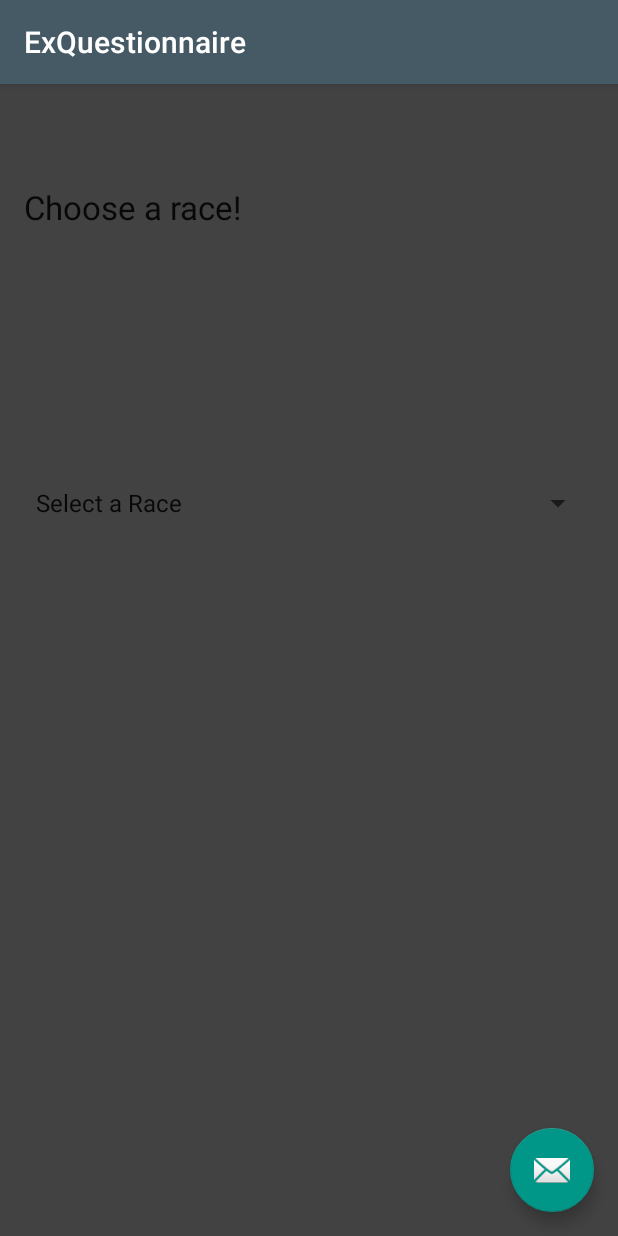
After one commit to CS115CharacterBuilder/builder, an Android app: the ExQuestionnaire screen opened directly, with no data from a screen before it, on a phone screen of 412 x 824 dp. The commit adds this screen. Run offline under Robolectric (Android 15) with nearby library versions, the phone set to English and light mode, and no system bars.

Commit message:
ex questionnaire works
As far as I know, the questionnaire builds a character and then stops.

```diff
--- a/CharacterBuilder/app/src/main/AndroidManifest.xml
+++ b/CharacterBuilder/app/src/main/AndroidManifest.xml
@@ -60,6 +60,11 @@
             android:label="@string/title_activity_noob_questionnaire"
             android:theme="@style/AppTheme.NoActionBar" >
         </activity>
+        <activity
+            android:name=".ExQuestionnaire"
+            android:label="@string/title_activity_ex_questionnaire"
+            android:theme="@style/AppTheme.NoActionBar" >
+        </activity>
     </application>
 
 </manifest>
--- a/CharacterBuilder/app/src/main/java/lfg/characterbuilder/DiceRollerMenu.java
+++ b/CharacterBuilder/app/src/main/java/lfg/characterbuilder/DiceRollerMenu.java
@@ -37,6 +37,7 @@ public class DiceRollerMenu extends AppCompatActivity implements AdapterView.OnI
         Spinner spinner;
         spinner = (Spinner) findViewById(R.id.diceModeSpinner);
         //creating an adapter
+        //this chooses what choices are available
         ArrayAdapter adapter =  ArrayAdapter.createFromResource(this, R.array.diceModes,
                 android.R.layout.simple_spinner_item);
         spinner.setAdapter(adapter);
--- /dev/null
+++ b/CharacterBuilder/app/src/main/java/lfg/characterbuilder/ExQuestionnaire.java
@@ -0,0 +1,182 @@
+package lfg.characterbuilder;
+
+import android.os.Bundle;
+import android.support.design.widget.FloatingActionButton;
+import android.support.design.widget.Snackbar;
+import android.support.v7.app.AppCompatActivity;
+import android.support.v7.widget.Toolbar;
+import android.view.View;
+import android.widget.AdapterView;
+import android.widget.ArrayAdapter;
+import android.widget.Spinner;
+import android.widget.TextView;
+import android.widget.Toast;
+
+import org.w3c.dom.Text;
+
+public class ExQuestionnaire extends AppCompatActivity implements AdapterView.OnItemSelectedListener {
+
+    private int questionNumber;
+    private int numberOfQuestions = 4;
+    private int check;
+    private Boolean answeringQuestions;
+    private String questionType = "";
+    private Homunculus characterTransit = new Homunculus();
+    @Override
+    protected void onCreate(Bundle savedInstanceState) {
+        super.onCreate(savedInstanceState);
+        setContentView(R.layout.activity_ex_questionnaire);
+        Toolbar toolbar = (Toolbar) findViewById(R.id.toolbar);
+        setSupportActionBar(toolbar);
+
+        questionNumber = 0;
+        answeringQuestions = true;
+        check = 0;
+
+        TextView exQuestion = (TextView)findViewById(R.id.mainQuestionEx);
+        Spinner experiencedSpinner = (Spinner)findViewById(R.id.exSpinner);
+
+        ArrayAdapter<CharSequence> raceAdapter = ArrayAdapter.createFromResource(this,R.array.raceSpinner,
+                android.R.layout.simple_spinner_item);
+
+        ArrayAdapter<CharSequence> classAdapter = ArrayAdapter.createFromResource(this,R.array.classSpinner,
+                android.R.layout.simple_spinner_item);
+
+        ArrayAdapter<CharSequence> backgroundAdapter = ArrayAdapter.createFromResource(this,R.array.backgroundSpinner,
+                android.R.layout.simple_spinner_item);
+
+
+        //SETTING AN ADAPTER CHOOSES THE VIEWS THAT POPULATE THE SPINNER.
+        experiencedSpinner.setAdapter(raceAdapter);
+        //experiencedSpinner.setAdapter(classAdapter);
+        //experiencedSpinner.setAdapter(backgroundAdapter);
+        experiencedSpinner.setOnItemSelectedListener(this);
+
+
+        //TextView exChoiceOne = (TextView)findViewById(R.id.choiceOneEx);
+        //TextView exChoiceTwo = (TextView)findViewById(R.id.choiceTwoEx);
+        //TextView exChoiceThree = (TextView)findViewById(R.id.choiceThreeEx);
+        //TextView exChoiceFour = (TextView)findViewById(R.id.choiceFourEx);
+        Questionnaire xQuestionnaire = new Questionnaire();
+        exQuestion.setText(R.string.exQuestionOne);
+
+
+
+        FloatingActionButton fab = (FloatingActionButton) findViewById(R.id.fab);
+        fab.setOnClickListener(new View.OnClickListener() {
+            @Override
+            public void onClick(View view) {
+                Snackbar.make(view, "Replace with your own action", Snackbar.LENGTH_LONG)
+                        .setAction("Action", null).show();
+            }
+        });
+    }
+
+    public void onItemSelected(AdapterView<?> parent, View view,
+                               int pos, long id) {
+        //String click = experiencedSpinner.getSelectedItem().toString(); selects the object that was clicked
+        //questionNumber++;
+        check = check + 1;
+        if(check > 1 && pos != 0) {
+            questionNumber++;
+            Spinner questionSpinner = (Spinner) findViewById(R.id.exSpinner);
+            String attri = questionSpinner.getSelectedItem().toString();
+            TextView mainQuestion = (TextView) findViewById(R.id.mainQuestionEx);
+            displayQuestion(mainQuestion, questionSpinner, questionNumber, attri);
+            //questionNumber++;
+            Toast.makeText(ExQuestionnaire.this, attri, Toast.LENGTH_SHORT).show();
+            determineAttributeToAdd(characterTransit, attri, questionType);
+        }
+    }
+
+    public void onNothingSelected(AdapterView<?> parent) {
+        // Another interface callback
+    }
+    //figures out the correct adapter to use base on class chosen
+    private ArrayAdapter<CharSequence> determineSubraceSpinner(String race){
+        ArrayAdapter<CharSequence> subraceSpinner;
+        if(race.equals("Dwarf")){
+            subraceSpinner = ArrayAdapter.createFromResource(this,R.array.subDwarfSpinner,
+                    android.R.layout.simple_spinner_item);
+        }
+        else if(race.equals("Elf")){
+            subraceSpinner = ArrayAdapter.createFromResource(this,R.array.subElfSpinner,
+                    android.R.layout.simple_spinner_item);
+        }
+        else if(race.equals("Halfling")){
+            subraceSpinner = ArrayAdapter.createFromResource(this,R.array.subHalflingSpinner,
+                    android.R.layout.simple_spinner_item);
+        }
+        else if(race.equals("Dragonborn")){
+            subraceSpinner = ArrayAdapter.createFromResource(this,R.array.subDragonbornSpinner,
+                    android.R.layout.simple_spinner_item);
+        }
+        else{ //Gnomes
+            subraceSpinner = ArrayAdapter.createFromResource(this,R.array.subGnomeSpinner,
+                    android.R.layout.simple_spinner_item);
+        }
+        return subraceSpinner;
+    }
+
+    //give a string and a Homunculus and it will set the proper string.
+    private void determineAttributeToAdd(Homunculus hom, String attribute, String type){
+        if(type.equals("Race")) {
+            hom.setRace(attribute);
+        }
+        else if(type.equals("SubRace")){
+            hom.setSubrace(attribute);
+        }
+        else if(type.equals("Class")){
+            hom.sethClass(attribute);
+        }
+        else if(type.equals("Background")){
+            hom.setBackGround(attribute);
+        }
+    }
+
+    //handles changing adapter when you move back and forth in the questionnaire, also questionType
+    // is used to manipulate the determineAttributeToAdd class.
+    private void displayQuestion(TextView _question, Spinner spinner, /*ArrayAdapter<CharSequence> adapter,*/ int qNumber, String bonusString){
+        ArrayAdapter<CharSequence> newAdapter;
+            switch (qNumber) {
+                case 0:
+                    Toast.makeText(ExQuestionnaire.this, "ayyy lmao you're in case 0", Toast.LENGTH_SHORT).show();
+                    _question.setText(R.string.exQuestionOne);
+                    newAdapter = ArrayAdapter.createFromResource(this, R.array.raceSpinner,
+                            android.R.layout.simple_spinner_item);
+                    spinner.setAdapter(newAdapter);
+                    questionType = "Race";
+                    break;
+                case 1:
+                    Toast.makeText(ExQuestionnaire.this, "ayyy lmao you're in case 1", Toast.LENGTH_SHORT).show();
+                    //CONTINUE HERE BRO
+                    _question.setText(R.string.exQuestionTwo);
+                    //looks at the race and then assigns a subrace spinner.
+                    ArrayAdapter<CharSequence> tempAdapter = determineSubraceSpinner(bonusString);
+                    newAdapter = tempAdapter;
+                    spinner.setAdapter(newAdapter);
+                    questionType = "Race";
+                    break;
+                case 2:
+                    Toast.makeText(ExQuestionnaire.this, "You're in case 2 nowwwwwwwww", Toast.LENGTH_SHORT).show();
+                    _question.setText(R.string.exQuestionThree);
+                    newAdapter = ArrayAdapter.createFromResource(this, R.array.classSpinner,
+                            android.R.layout.simple_spinner_item);
+                    spinner.setAdapter(newAdapter);
+                    questionType = "SubRace";
+                    break;
+                case 3:
+                    Toast.makeText(ExQuestionnaire.this, "You're in case 3 =]", Toast.LENGTH_SHORT).show();
+                    _question.setText(R.string.exQuestionFour);
+                    newAdapter = ArrayAdapter.createFromResource(this, R.array.classSpinner,
+                            android.R.layout.simple_spinner_item);
+                    spinner.setAdapter(newAdapter);
+                    questionType = "Class";
+                    break;
+                case 4:
+                    questionType = "Background";
+                    break;
+            }
+            //questionNumber++;
+    }
+}
--- /dev/null
+++ b/CharacterBuilder/app/src/main/java/lfg/characterbuilder/Homunculus.java
@@ -0,0 +1,48 @@
+package lfg.characterbuilder;
+
+/**
+ * Created by Andy on 10/25/2015.
+ *
+ * This class serves as a transit between the questionnaire and the character sheet.
+ */
+
+
+public class Homunculus{
+    private String hRace;
+    private String hClass;
+    private String hSubrace;
+    private String hBackground;
+
+    public Homunculus(){
+        hRace = "";
+        hClass = "";
+        hSubrace = "";
+        hBackground = "";
+    }
+
+    void setRace(String _race){
+        hRace = _race;
+    }
+    void sethClass(String _class){
+        hClass = _class;
+    }
+    void setBackGround(String _background) {
+        hBackground=_background;
+    }
+    void setSubrace(String _subrace){
+        hSubrace = _subrace;
+    }
+
+    String getRace(){
+        return hRace;
+    }
+    String getSubrace(){
+        return hSubrace;
+    }
+    String getBackGround(){
+        return hBackground;
+    }
+    String getHClass(){
+        return hClass;
+    }
+}
--- a/CharacterBuilder/app/src/main/java/lfg/characterbuilder/NoobQuestionnaire.java
+++ b/CharacterBuilder/app/src/main/java/lfg/characterbuilder/NoobQuestionnaire.java
@@ -9,6 +9,9 @@ import android.view.View;
 import android.widget.TextView;
 
 import org.w3c.dom.Text;
+
+
+// THIS CLASS IS NOT YET IMPLEMENTED ---------------------------------------------------------------
 
 public class NoobQuestionnaire extends AppCompatActivity {
 
--- /dev/null
+++ b/CharacterBuilder/app/src/main/res/layout/activity_ex_questionnaire.xml
@@ -0,0 +1,25 @@
+<?xml version="1.0" encoding="utf-8"?>
+<android.support.design.widget.CoordinatorLayout
+    xmlns:android="http://schemas.android.com/apk/res/android"
+    xmlns:app="http://schemas.android.com/apk/res-auto"
+    xmlns:tools="http://schemas.android.com/tools" android:layout_width="match_parent"
+    android:layout_height="match_parent" android:fitsSystemWindows="true"
+    tools:context="lfg.characterbuilder.ExQuestionnaire">
+
+    <android.support.design.widget.AppBarLayout android:layout_height="wrap_content"
+        android:layout_width="match_parent" android:theme="@style/AppTheme.AppBarOverlay">
+
+        <android.support.v7.widget.Toolbar android:id="@+id/toolbar"
+            android:layout_width="match_parent" android:layout_height="?attr/actionBarSize"
+            android:background="?attr/colorPrimary" app:popupTheme="@style/AppTheme.PopupOverlay" />
+
+    </android.support.design.widget.AppBarLayout>
+
+    <include layout="@layout/content_ex_questionnaire" />
+
+    <android.support.design.widget.FloatingActionButton android:id="@+id/fab"
+        android:layout_width="wrap_content" android:layout_height="wrap_content"
+        android:layout_gravity="bottom|end" android:layout_margin="@dimen/fab_margin"
+        android:src="@android:drawable/ic_dialog_email" />
+
+</android.support.design.widget.CoordinatorLayout>
--- /dev/null
+++ b/CharacterBuilder/app/src/main/res/layout/content_ex_questionnaire.xml
@@ -0,0 +1,42 @@
+<?xml version="1.0" encoding="utf-8"?>
+<RelativeLayout xmlns:android="http://schemas.android.com/apk/res/android"
+    xmlns:tools="http://schemas.android.com/tools"
+    xmlns:app="http://schemas.android.com/apk/res-auto" android:layout_width="match_parent"
+    android:layout_height="match_parent" android:paddingLeft="@dimen/activity_horizontal_margin"
+    android:paddingRight="@dimen/activity_horizontal_margin"
+    android:paddingTop="@dimen/activity_vertical_margin"
+    android:paddingBottom="@dimen/activity_vertical_margin"
+    app:layout_behavior="@string/appbar_scrolling_view_behavior"
+    tools:showIn="@layout/activity_ex_questionnaire"
+    tools:context="lfg.characterbuilder.ExQuestionnaire">
+
+    <TextView
+        android:layout_width="wrap_content"
+        android:layout_height="200dp"
+        android:textAppearance="?android:attr/textAppearanceLarge"
+        android:text="Large Text"
+        android:id="@+id/mainQuestionEx"
+        android:layout_alignParentTop="true"
+        android:layout_marginTop="51dp"
+        android:layout_alignParentLeft="true"
+        android:layout_alignParentStart="true"
+        android:layout_alignParentRight="true"
+        android:layout_alignParentEnd="true" />
+
+    <LinearLayout
+        android:orientation="vertical"
+        android:layout_width="match_parent"
+        android:layout_height="match_parent"
+        android:layout_below="@+id/mainQuestionEx"
+        android:layout_alignParentLeft="true"
+        android:layout_alignParentStart="true"
+        android:weightSum="1">
+
+        <Spinner
+            android:layout_width="match_parent"
+            android:layout_height="wrap_content"
+            android:id="@+id/exSpinner"
+            android:layout_gravity="center_horizontal"
+            android:spinnerMode="dropdown" />
+    </LinearLayout>
+</RelativeLayout>
--- a/CharacterBuilder/app/src/main/res/values/strings.xml
+++ b/CharacterBuilder/app/src/main/res/values/strings.xml
@@ -7,12 +7,103 @@
 
 
     <string name="rollTotal">Result</string>
+
     <string-array name="diceModes">
         <item>Select a Dice Mode</item>
         <item>Custom Dice Roller</item>
         <item>4d6 Drop Lowest</item>
         <item>3d6 Reroll 1s</item>
     </string-array>
+
+    <string name="exQuestionOne">Choose a race!</string>
+    <string name="exQuestionTwo">Choose your Sub-Race!</string>
+    <string name="exQuestionThree">Choose your Class!</string>
+    <string name="exQuestionFour">Choose your Background!</string>
+
+    <string-array name="raceSpinner">
+        <item>Select a Race</item>
+        <item>Dwarf</item>
+        <item>Elf</item>
+        <item>Halfling</item>
+        <item>Human</item>
+        <item>DragonBorn</item>
+        <item>Gnome</item>
+        <item>Half-Elf</item>
+        <item>Half-Orc</item>
+        <item>Tiefling</item>
+    </string-array>
+    <string-array name="classSpinner">
+        <item>Select a Class</item>
+        <item>Barbarian</item>
+        <item>Bard</item>
+        <item>Cleric</item>
+        <item>Druid</item>
+        <item>Fighter</item>
+        <item>Monk</item>
+        <item>Paladin</item>
+        <item>Ranger</item>
+        <item>Rogue</item>
+        <item>Sorcerer</item>
+        <item>Warlock</item>
+        <item>Wizard</item>
+    </string-array>
+
+    <string-array name="backgroundSpinner">
+        <item>Select a Background</item>
+        <item>Acolyte</item>
+        <item>Charlatan</item>
+        <item>Criminal</item>
+        <item>Entertainer</item>
+        <item>Folk Hero</item>
+        <item>Guild Artisan</item>
+        <item>Hermit</item>
+        <item>Noble</item>
+        <item>Outlander</item>
+        <item>Sage</item>
+        <item>Sailor</item>
+        <item>Soldier</item>
+        <item>Urchin</item>
+    </string-array>
+
+    <string-array name="subDwarfSpinner">
+        <item>Select a Sub-Race</item>
+        <item>Hill Dwarf</item>
+        <item>Mountain Dwarf</item>
+    </string-array>
+
+    <string-array name="subElfSpinner">
+        <item>Select a Sub-Race</item>
+        <item>High Elf</item>
+        <item>Wood Elf</item>
+        <item>Dark Elf</item>
+    </string-array>
+
+    <string-array name="subHalflingSpinner">
+        <item>Select a Sub-Race</item>
+        <item>Lightfoot Halfling</item>
+        <item>Stout Halfling</item>
+    </string-array>
+
+    <string-array name="subDragonbornSpinner">
+        <item>Select a Sub-Race</item>
+        <item>Black</item>
+        <item>Blue</item>
+        <item>Brass</item>
+        <item>Bronze</item>
+        <item>Copper</item>
+        <item>Gold</item>
+        <item>Green</item>
+        <item>Red</item>
+        <item>Silver</item>
+        <item>White</item>
+    </string-array>
+
+    <string-array name="subGnomeSpinner">
+        <item>Select a Sub-Race</item>
+        <item>Forest Gnome</item>
+        <item>Rock Gnome</item>
+    </string-array>
+
     <string name="title_activity_custom_dice">customDiceActivity</string>
     <string name="title_activity_drop_lowest_dice">dropLowestDice</string>
     <string name="title_activity_drop_lowest_dice_mrkii">dropLowestDiceMRKII</string>
@@ -20,4 +111,5 @@
     <string name="title_activity_ability_page">AbilityPage</string>
     <string name="title_activity_noob_question">NoobQuestion</string>
     <string name="title_activity_noob_questionnaire">NoobQuestionnaire</string>
+    <string name="title_activity_ex_questionnaire">ExQuestionnaire</string>
 </resources>
```
Also changed, not shown: CharacterBuilder/app/src/main/java/lfg/characterbuilder/HomeActivity.java (+4 -4 lines).
